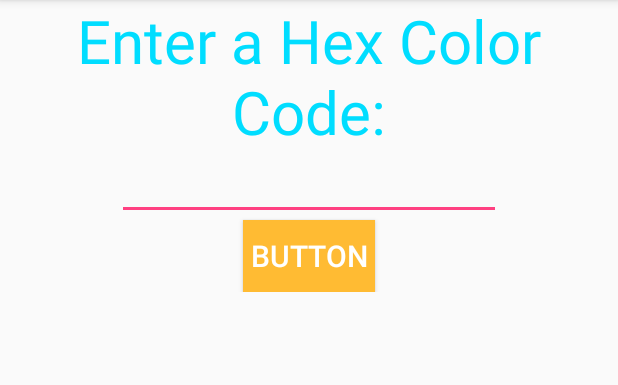
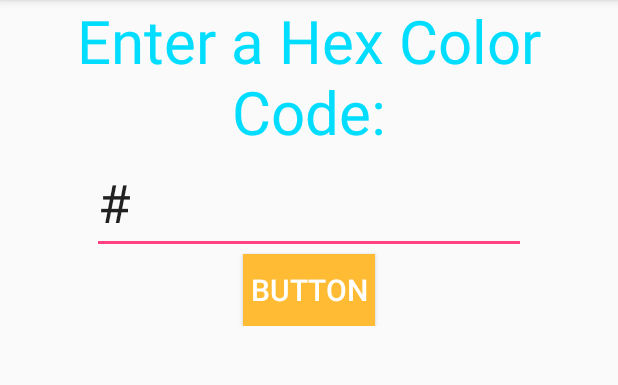
Before and after one commit to nbennett30/UGAH3, an Android app: the CustomActivity screen opened directly, with no data from a screen before it, on a phone screen of 412 x 824 dp, the part 84-469 px from its top. Run offline under Robolectric (Android 15) with nearby library versions, the phone set to English and light mode, and no system bars.

```diff
--- a/app/src/main/res/layout/activity_custom.xml
+++ b/app/src/main/res/layout/activity_custom.xml
@@ -23,11 +23,13 @@
         android:id="@+id/editText"
         android:layout_width="wrap_content"
         android:layout_height="wrap_content"
-        android:ems="12"
+        android:layout_centerHorizontal="true"
+        android:ems="7"
+        android:text="#"
         android:maxLength="6"
         android:inputType="textFilter"
-        android:layout_centerHorizontal="true"
-        android:layout_below="@id/textView3"/>
+        android:layout_below="@id/textView3"
+        android:textSize="35sp"/>
 
     <Button
         android:id="@+id/button2"
```
